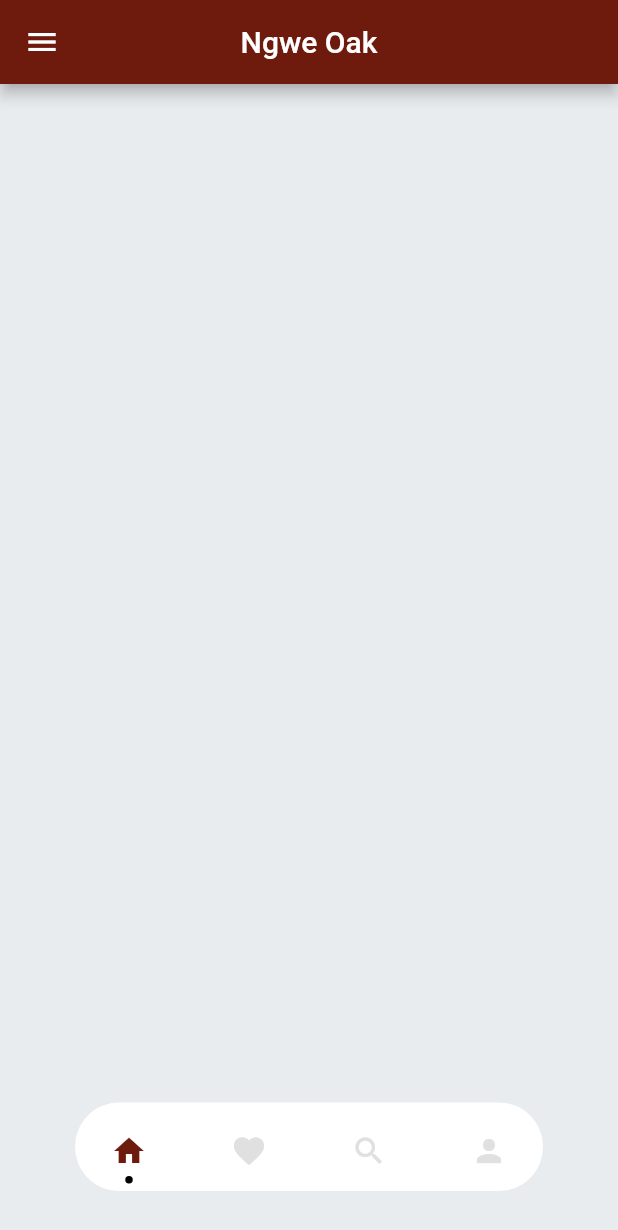
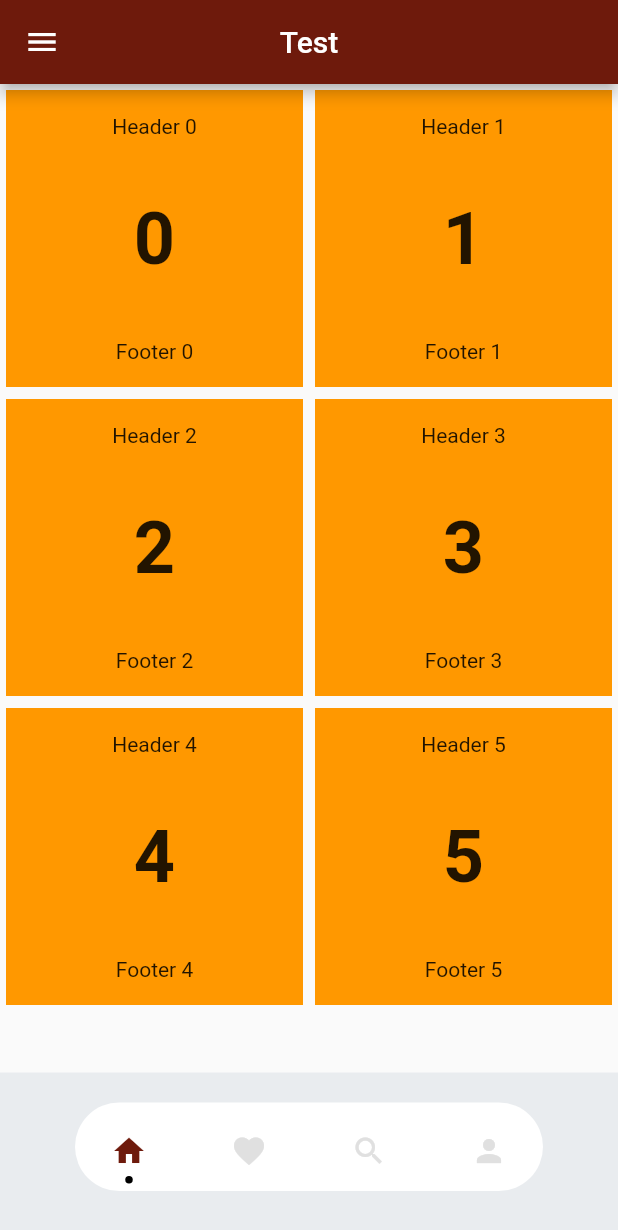
Before and after one commit to AyeChanMon8/ngweOakProject, a Flutter app: the HomePage screen opened directly, on a phone screen of 412 x 824 dp. Shown: the top 1230 px of the screen. Run offline on Flutter 3.47's test engine with Material 2 defaults, Android fonts, the phone set to English and light mode, and no system bars; drawn by our look-alikes of dot_navigation_bar; our stand-ins replace ionicons.

Commit message:
grid UI in home

```diff
--- a/lib/pages/home.dart
+++ b/lib/pages/home.dart
@@ -1,6 +1,7 @@
 import 'package:dot_navigation_bar/dot_navigation_bar.dart';
 import 'package:flutter/material.dart';
 import 'package:ngwe_oak_project/components/drawer.dart';
+import 'package:ngwe_oak_project/pages/main_home_page.dart';
 import 'package:ngwe_oak_project/utils/constants.dart';
 
 class HomePage extends StatefulWidget {
@@ -12,12 +13,19 @@ class HomePage extends StatefulWidget {
 
 class _HomePageState extends State<HomePage> {
   var _selectedTab = _SelectedTab.home;
-
+  int selectedPage = 0;
   void _handleIndexChanged(int i) {
     setState(() {
       _selectedTab = _SelectedTab.values[i];
     });
   }
+
+  final _pageOptions = [
+    MainHomePage(),
+    MainHomePage(),
+    MainHomePage(),
+    MainHomePage()
+  ];
 
   @override
   Widget build(BuildContext context) {
@@ -26,10 +34,11 @@ class _HomePageState extends State<HomePage> {
         appBar: AppBar(
           centerTitle: true,
           title: const Text(
-            'Ngwe Oak',
+            'Test',
           ),
           backgroundColor: kPrimaryColor,
         ),
+        body: _pageOptions[selectedPage],
         backgroundColor: kBackgroundColor,
         bottomNavigationBar: Padding(
           padding: EdgeInsets.only(bottom: 10),
--- /dev/null
+++ b/lib/pages/main_home_page.dart
@@ -0,0 +1,57 @@
+import 'package:flutter/material.dart';
+class MainHomePage extends StatefulWidget {
+  const MainHomePage({ Key? key }) : super(key: key);
+
+  @override
+  State<MainHomePage> createState() => _MainHomePageState();
+}
+
+class _MainHomePageState extends State<MainHomePage> {
+  final numbers = List.generate(6, (index) => '$index');
+  final controller = ScrollController();
+  @override
+  Widget build(BuildContext context) {
+    return Scaffold(
+      body: buildGridView(),
+    );
+  }
+
+   Widget buildGridView() => GridView.builder(
+        gridDelegate: SliverGridDelegateWithFixedCrossAxisCount(
+          crossAxisCount: 2,
+          childAspectRatio: 1,
+          mainAxisSpacing: 8,
+          crossAxisSpacing: 8,
+        ),
+        padding: const EdgeInsets.all(4),
+        controller: controller,
+        itemCount: numbers.length,
+        itemBuilder: (context, index) {
+          final item = numbers[index];
+
+          return buildNumber(item);
+        },
+      );
+
+  Widget buildNumber(String number) => Container(
+        padding: EdgeInsets.all(16),
+        color: Colors.orange,
+        child: GridTile(
+          header: Text(
+            'Header $number',
+            textAlign: TextAlign.center,
+          ),
+          child: Center(
+            child: Text(
+              number,
+              style: TextStyle(fontWeight: FontWeight.bold, fontSize: 48),
+              textAlign: TextAlign.center,
+            ),
+          ),
+          footer: Text(
+            'Footer $number',
+            textAlign: TextAlign.center,
+          ),
+        ),
+      );
+}
```
